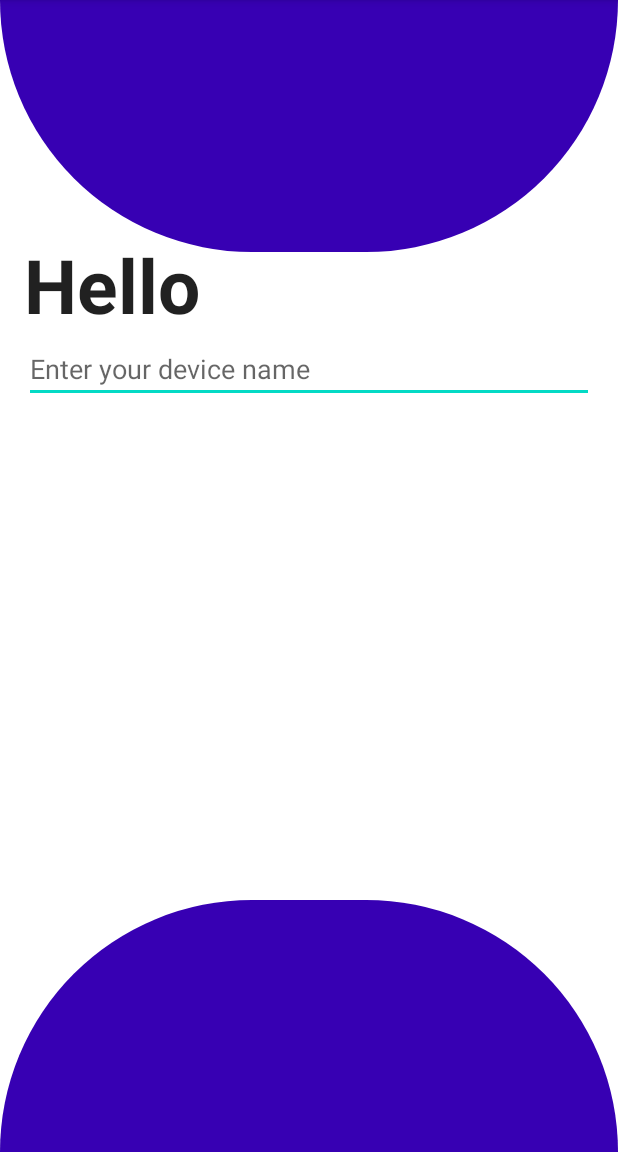
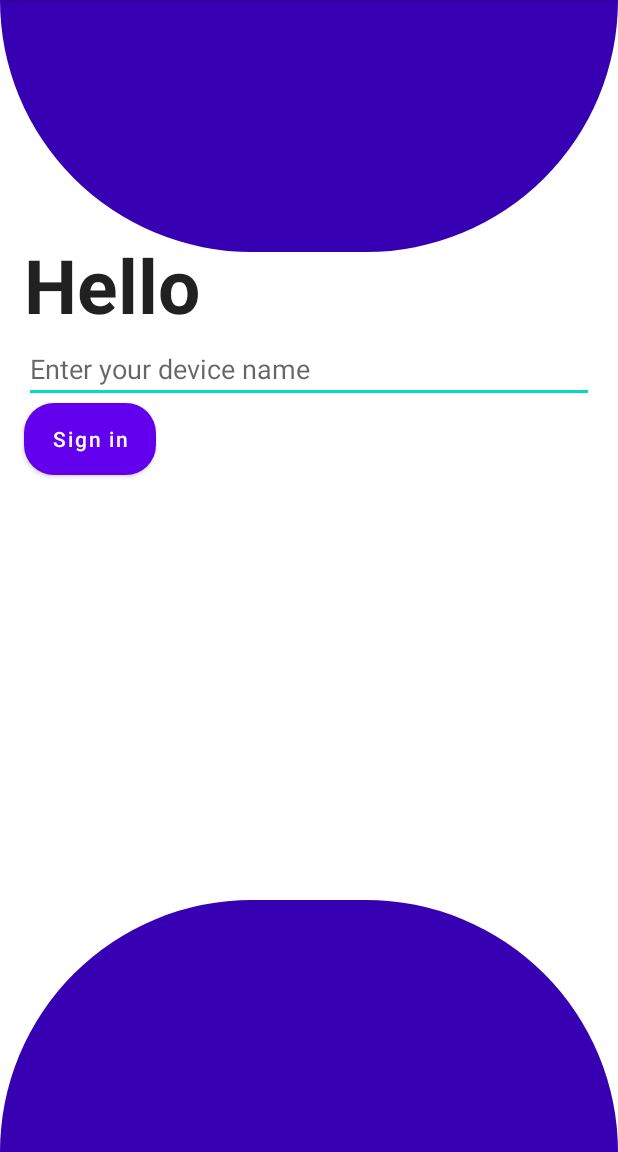
Before and after one commit to Perpetua-Kabute/LetsChat, an Android app: the fragment LoginnFragment shown on its own in the app's theme, on a phone screen of 412 x 824 dp, the part 84-1236 px from its top. Run offline under Robolectric (Android 15) with nearby library versions, the phone set to English and light mode, and no system bars; our stand-ins replace data binding.

Commit message:
feat: Add sign in button

```diff
--- /dev/null
+++ b/app/src/main/res/drawable/rounded_button.xml
@@ -0,0 +1,7 @@
+<?xml version="1.0" encoding="utf-8"?>
+<shape xmlns:android="http://schemas.android.com/apk/res/android">
+
+    <corners android:radius="20dp"/>
+    <solid android:color="@color/purple_700" />
+
+</shape>
--- a/app/src/main/res/layout/fragment_login.xml
+++ b/app/src/main/res/layout/fragment_login.xml
@@ -1,6 +1,7 @@
 <?xml version="1.0" encoding="utf-8"?>
-<FrameLayout xmlns:android="http://schemas.android.com/apk/res/android"
-    xmlns:tools="http://schemas.android.com/tools"
+<layout xmlns:android="http://schemas.android.com/apk/res/android"
+    xmlns:tools="http://schemas.android.com/tools">
+    <FrameLayout
         android:layout_width="match_parent"
         android:layout_height="match_parent"
         android:background="@drawable/login_bc"
@@ -30,9 +31,15 @@
                 android:layout_marginStart="16dp"
                 android:layout_marginEnd="16dp"
                 android:hint="@string/device_name"/>
+            <Button
+                android:layout_width="wrap_content"
+                android:layout_height="wrap_content"
+                android:layout_marginStart="16dp"
+                android:text="Sign in"
+                android:textAllCaps="false"
+                android:background="@drawable/rounded_button"/>
         </LinearLayout>
 
+    </FrameLayout>
 
-
-
-</FrameLayout>
+</layout>
```
Lines whose indentation alone changed are shown as unchanged.
